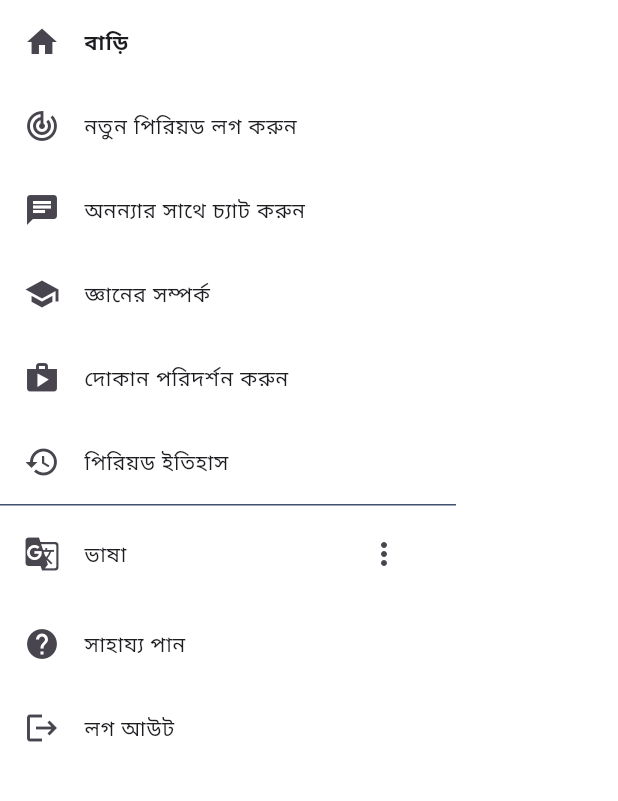
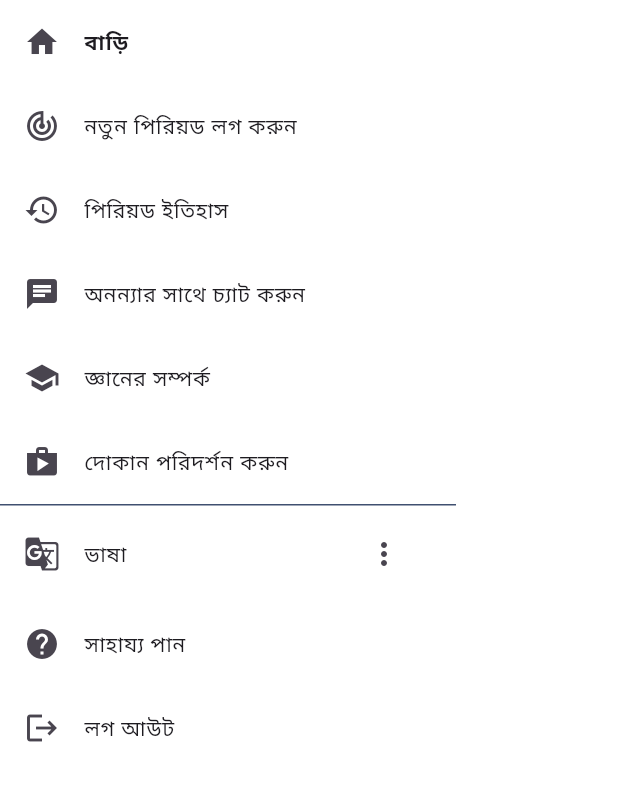
Before and after one commit to Shahabuddin1122/ananya, a Flutter app: the UserSidebar widget shown alone on an empty page, opened directly, on a phone screen of 412 x 824 dp, the part 180-981 px from its top. Run offline on Flutter 3.47's test engine with Material 3 defaults, Android fonts, the light colour scheme and no system bars; our stand-ins replace flutter_local_notifications, flutter_svg, google_fonts, permission_handler, rxdart, shared_preferences and 2 more; accounts and stored records are empty; generated files the repository leaves out were written again; network calls fail.

Commit message:
update sidebar

```diff
--- a/ananya/lib/widgets/user_sidebar.dart
+++ b/ananya/lib/widgets/user_sidebar.dart
@@ -16,7 +16,6 @@
 class _UserSidebarState extends State<UserSidebar> {
   bool _isSuperuser = false;
   Locale _currentLocale = const Locale('en');
-  bool _isLoggedIn = false;
 
   @override
   void initState() {
@@ -31,17 +30,21 @@
     ApiSettings api = ApiSettings(endPoint: 'user/get-user/$id');
     try {
       final response = await api.getMethod();
+
       if (response.statusCode == 200) {
         final Map<String, dynamic> responseData = json.decode(response.body);
-        setState(() {
-          _isLoggedIn = true;
-        });
         return responseData;
       }
       return {};
     } catch (e) {
       return {};
     }
+  }
+
+  Future<bool> _checkLoginStatus() async {
+    SharedPreferences prefs = await SharedPreferences.getInstance();
+    String? token = prefs.getString('token');
+    return token != null;
   }
 
   Future<void> _checkSuperuserStatus() async {
@@ -145,13 +148,39 @@
             ),
             onTap: () {},
           ),
+          FutureBuilder<bool>(
+            future: _checkLoginStatus(),
+            builder: (context, loginSnapshot) {
+              if (!loginSnapshot.hasData || !loginSnapshot.data!) {
+                return Column(
+                  children: [
                     ListTile(
                       leading: const Icon(Icons.track_changes),
                       title: Text(
                         AppLocalizations.of(context)!.log_new_period,
                       ),
                       onTap: () {
-              if (_isLoggedIn) {
+                        Navigator.pushNamed(context, '/');
+                        ScaffoldMessenger.of(context).showSnackBar(
+                          SnackBar(
+                            content: Text(AppLocalizations.of(context)!
+                                .you_need_to_log_in_first),
+                          ),
+                        );
+                      },
+                    ),
+                  ],
+                );
+              }
+
+              return Column(
+                children: [
+                  ListTile(
+                    leading: const Icon(Icons.track_changes),
+                    title: Text(
+                      AppLocalizations.of(context)!.log_new_period,
+                    ),
+                    onTap: () {
                       if (_isSuperuser) {
                         Navigator.pushNamed(
                           context,
@@ -160,15 +189,6 @@
                         );
                       } else {
                         Navigator.pushNamed(context, '/unlock-process/1');
-                }
-              } else {
-                Navigator.pushNamed(context, '/');
-                ScaffoldMessenger.of(context).showSnackBar(
-                  SnackBar(
-                    content: Text(
-                        AppLocalizations.of(context)!.you_need_to_log_in_first),
-                  ),
-                );
                       }
                     },
                   ),
@@ -180,6 +200,23 @@
                       ),
                       onTap: () {
                         Navigator.pushNamed(context, '/add-user');
+                      },
+                    ),
+                  ListTile(
+                    leading: const Icon(Icons.history),
+                    title: Text(
+                      AppLocalizations.of(context)!.period_history,
+                    ),
+                    onTap: () {
+                      if (_isSuperuser) {
+                        Navigator.pushNamed(context, '/history/cohort');
+                      } else {
+                        Navigator.pushNamed(context, '/history/indivisual');
+                      }
+                    },
+                  ),
+                ],
+              );
             },
           ),
           ListTile(
@@ -200,29 +237,6 @@
             leading: const Icon(Icons.shop),
             title: Text(AppLocalizations.of(context)!.visit_shop),
             onTap: () => Navigator.pushNamed(context, '/'),
-          ),
-          ListTile(
-            leading: const Icon(Icons.history),
-            title: Text(
-              AppLocalizations.of(context)!.period_history,
-            ),
-            onTap: () {
-              if (_isLoggedIn) {
-                if (_isSuperuser) {
-                  Navigator.pushNamed(context, '/history/cohort');
-                } else {
-                  Navigator.pushNamed(context, '/history/indivisual');
-                }
-              } else {
-                Navigator.pushNamed(context, '/');
-                ScaffoldMessenger.of(context).showSnackBar(
-                  SnackBar(
-                    content: Text(
-                        AppLocalizations.of(context)!.you_need_to_log_in_first),
-                  ),
-                );
-              }
-            },
           ),
           const Divider(
             height: 1,
```
Lines whose indentation alone changed are shown as unchanged.
